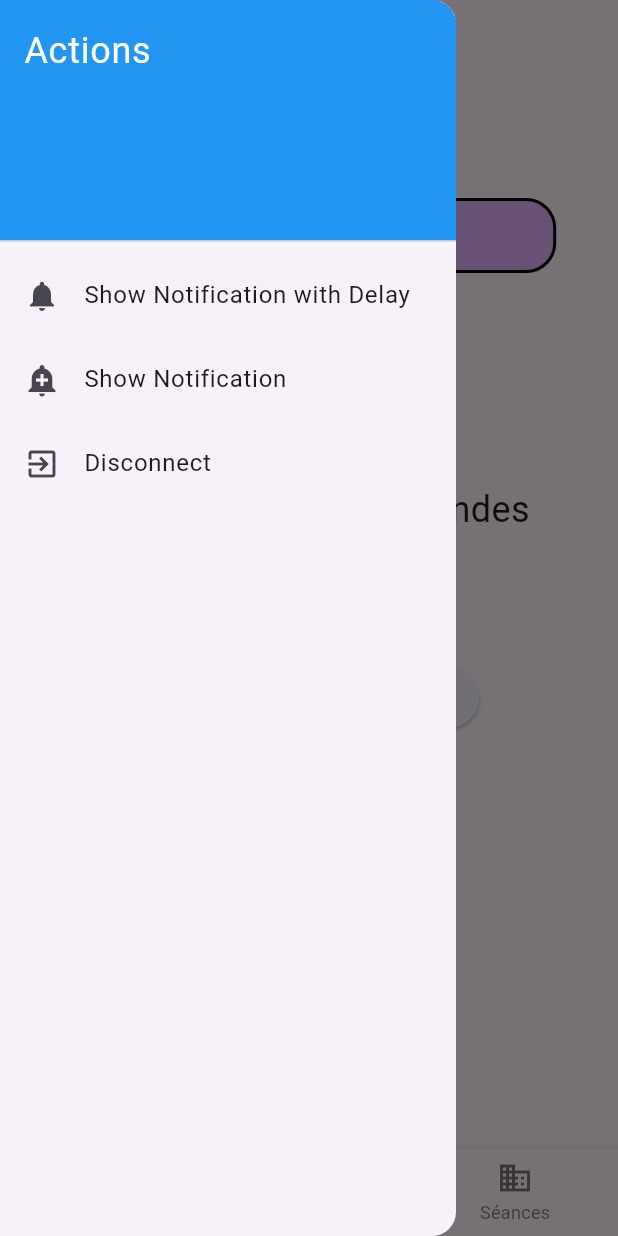
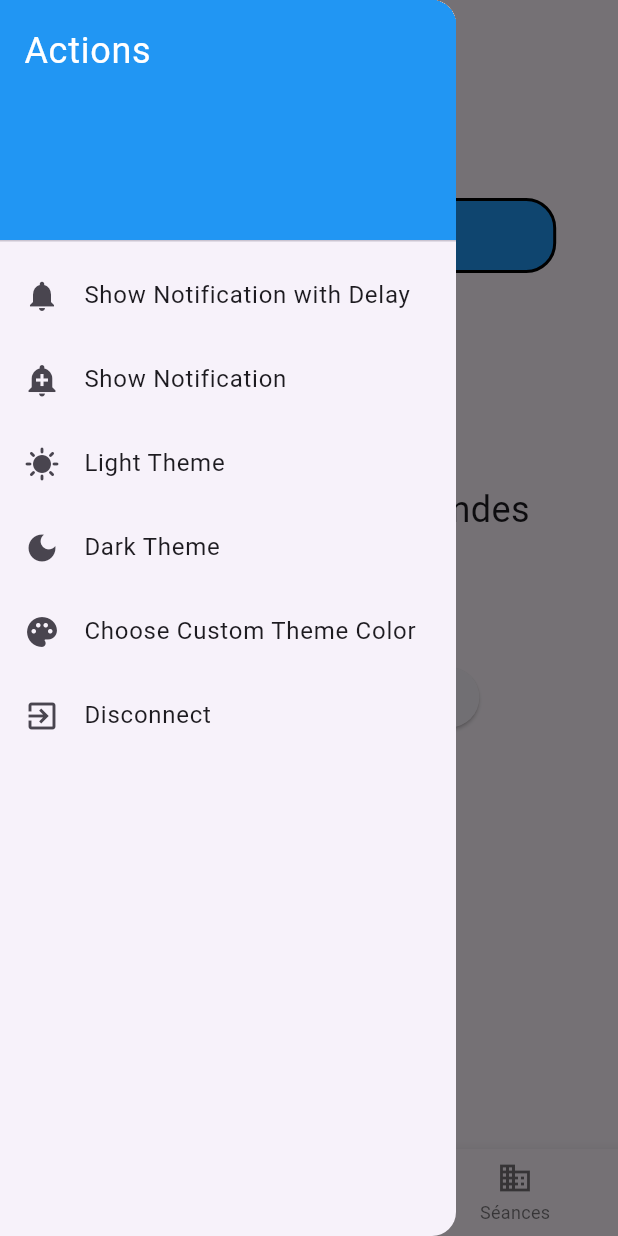
Before and after one commit to Xalovald/sport60, a Flutter app: the screen it shows once a user with an empty profile is signed in, in the side drawer, after a tap on "Planifier une séance", on a phone screen of 412 x 824 dp. Run offline on Flutter 3.47's test engine with Material 3 defaults, Android fonts, the phone set to English and light mode, and no system bars; our stand-ins replace audioplayers, firebase_auth, firebase_core, flutter_colorpicker, flutter_local_notifications, google_sign_in and 3 more; missing offline and left inert: flutter_sound; accounts and stored records are empty.

Commit message:
WIP - theme picker
bug 1st lunch, colors, reset when quit / return on app

```diff
--- a/lib/main.dart
+++ b/lib/main.dart
@@ -1,4 +1,5 @@
 import 'package:flutter/material.dart';
+import 'package:provider/provider.dart';
 import 'package:sport60/firebase_options.dart';
 import 'package:sport60/views/home.dart';
 import 'package:sport60/views/history/history_list.dart';
@@ -8,13 +9,20 @@ import 'package:firebase_core/firebase_core.dart';
 import 'package:firebase_auth/firebase_auth.dart';
 import 'package:sport60/views/auth/auth_page.dart';
 import 'package:google_sign_in/google_sign_in.dart';
+import 'package:sport60/widgets/theme.dart'; // Import ThemeNotifier
+import 'package:flutter_colorpicker/flutter_colorpicker.dart'; // Import BlockPicker
 
 void main() async {
   WidgetsFlutterBinding.ensureInitialized();
   await Firebase.initializeApp(
     options: DefaultFirebaseOptions.currentPlatform,
   );
-  runApp(const MyApp());
+  runApp(
+    ChangeNotifierProvider(
+      create: (_) => ThemeNotifier(),
+      child: const MyApp(),
+    ),
+  );
 }
 
 class MyApp extends StatelessWidget {
@@ -22,14 +30,16 @@ class MyApp extends StatelessWidget {
 
   @override
   Widget build(BuildContext context) {
-    return MaterialApp(
-      title: 'Sport60',
-      theme: ThemeData(
-        primarySwatch: Colors.blue,
-      ),
-      home: _getHomePage(),
-      routes: {
-        '/login': (context) => const AuthPage(),
+    return Consumer<ThemeNotifier>(
+      builder: (context, themeNotifier, child) {
+        return MaterialApp(
+          title: 'Sport60',
+          theme: themeNotifier.currentTheme,
+          home: _getHomePage(),
+          routes: {
+            '/login': (context) => const AuthPage(),
+          },
+        );
       },
     );
   }
@@ -76,20 +86,6 @@ class _HomeScreenState extends State<HomeScreen> {
     return Scaffold(
       appBar: AppBar(
         title: const Text('Sport60'),
-        /* actions: [
-          IconButton(
-            icon: const Icon(Icons.notifications),
-            onPressed: () {
-              _showNotificationWithDelay(context);  // Appeler la fonction de notification avec un délai
-            }, // Utiliser le widget pour afficher une notification
-          ),
-          IconButton(
-            icon: const Icon(Icons.add_alert),
-            onPressed: () {
-              _showNotification(context);  // Appeler la fonction de notification avec un délai
-            }, // Utiliser le widget pour afficher une notification
-          ),
-        ], */
       ),
       drawer: Drawer(
         child: ListView(
@@ -97,7 +93,7 @@ class _HomeScreenState extends State<HomeScreen> {
           children: <Widget>[
             const DrawerHeader(
               decoration: BoxDecoration(
-                color: Colors.blue,
+                color: ThemeNotifier.lightModeButtonColor,
               ),
               child: Text(
                 'Actions',
@@ -122,6 +118,49 @@ class _HomeScreenState extends State<HomeScreen> {
               onTap: () {
                 Navigator.pop(context); // Close the drawer
                 _showNotification(context); // Call the notification function
+              },
+            ),
+            ListTile(
+              leading: const Icon(Icons.sunny),
+              title: const Text('Light Theme'),
+              onTap: () {
+                Navigator.pop(context); // Close the drawer
+                Provider.of<ThemeNotifier>(context, listen: false).setLightTheme();
+              },
+            ),
+            ListTile(
+              leading: const Icon(Icons.dark_mode),
+              title: const Text('Dark Theme'),
+              onTap: () {
+                Navigator.pop(context); // Close the drawer
+                Provider.of<ThemeNotifier>(context, listen: false).setDarkTheme();
+              },
+            ),
+            ListTile(
+              leading: const Icon(Icons.palette),
+              title: const Text('Choose Custom Theme Color'),
+              onTap: () async {
+              Navigator.pop(context); // Close the drawer
+              Color? selectedColor = await showDialog(
+                context: context,
+                builder: (context) {
+                  Color pickerColor = ThemeNotifier.defaultThemeColor;
+                  return AlertDialog(
+                    title: const Text('Select Custom Theme Color'),
+                    content: SingleChildScrollView(
+                      child: BlockPicker(
+                        pickerColor: pickerColor,
+                        onColorChanged: (color) {
+                          Navigator.of(context).pop(color);
+                        },
+                      ),
+                    ),
+                  );
+                },
+              );
+              if (selectedColor != null) {
+                Provider.of<ThemeNotifier>(context, listen: false).setCustomTheme(selectedColor);
+              }
               },
             ),
             ListTile(
--- a/lib/views/history/history_list.dart
+++ b/lib/views/history/history_list.dart
@@ -1,4 +1,6 @@
 import 'package:flutter/material.dart';
+import 'package:sport60/widgets/theme.dart';
+import 'package:provider/provider.dart';
 import 'package:sport60/domain/planning_domain.dart';
 import 'package:sport60/services/planning_service.dart';
 import 'package:sport60/views/dashboard/detail.dart';
@@ -29,6 +31,7 @@ class _HistoryListState extends State<HistoryList> {
 
   @override
   Widget build(BuildContext context) {
+    final themeNotifier = Provider.of<ThemeNotifier>(context);
     return Scaffold(
       appBar: AppBar(
         title: const Text('Planned'),
--- a/lib/views/home.dart
+++ b/lib/views/home.dart
@@ -6,6 +6,8 @@ import 'package:sport60/widgets/stopwatch.dart';
 import 'package:sport60/widgets/timer.dart';
 import 'package:sport60/widgets/sound.dart';
 import 'package:sport60/views/planning/choose_session.dart';
+import 'package:sport60/widgets/theme.dart';
+import 'package:provider/provider.dart';
 
 class HomePage extends StatefulWidget {
   const HomePage({super.key});
@@ -16,6 +18,7 @@ class HomePage extends StatefulWidget {
 class _HomePageState extends State<HomePage> {
   @override
   Widget build(BuildContext context) {
+    final themeNotifier = Provider.of<ThemeNotifier>(context);
     return Scaffold(
         appBar: AppBar(
           title: const Text('Home'),
@@ -30,15 +33,15 @@ class _HomePageState extends State<HomePage> {
             decoration: BoxDecoration(
                 shape: BoxShape.rectangle,
                 borderRadius: const BorderRadius.all(Radius.circular(20)),
-                color: const Color.fromARGB(255, 224, 176, 255),
+                color: themeNotifier.buttonColor,
                 border: Border.all(width: 2)),
             width: MediaQuery.of(context).size.width * 0.8,
             height: 50,
             heroTag: 'ChooseSessionButton',
-            child: const Text(
+            child: Text(
               "Planifier une séance",
               style: TextStyle(
-                color: Colors.black,
+                color: themeNotifier.buttonTextColor,
               ),
             ),
           ),
--- a/lib/views/planning/choose_session.dart
+++ b/lib/views/planning/choose_session.dart
@@ -5,6 +5,8 @@ import 'package:sport60/views/planning/create.dart';
 import 'package:sport60/views/session/create.dart';
 import 'package:sport60/widgets/button.dart';
 import 'package:sport60/widgets/sound.dart';
+import 'package:sport60/widgets/theme.dart';
+import 'package:provider/provider.dart';
 
 class ChooseSession extends StatefulWidget {
   const ChooseSession({super.key});
@@ -33,6 +35,7 @@ class _ChooseSessionState extends State<ChooseSession> {
 
   @override
   Widget build(BuildContext context) {
+    final themeNotifier = Provider.of<ThemeNotifier>(context);
     return Scaffold(
       appBar: AppBar(
         title: const Text("Choisir une séance"),
@@ -75,15 +78,15 @@ class _ChooseSessionState extends State<ChooseSession> {
               decoration: BoxDecoration(
                   shape: BoxShape.rectangle,
                   borderRadius: const BorderRadius.all(Radius.circular(20)),
-                  color: const Color.fromARGB(255, 224, 176, 255),
+                  color: themeNotifier.buttonColor,
                   border: Border.all(width: 2)),
               width: MediaQuery.of(context).size.width * 0.8,
               height: 50,
               heroTag: 'CreateSession',
-              child: const Text(
+              child: Text(
                 "Ajouter une séance",
                 style: TextStyle(
-                  color: Colors.black,
+                  color: themeNotifier.buttonTextColor,
                 ),
               ),
             )
--- /dev/null
+++ b/lib/widgets/theme.dart
@@ -0,0 +1,101 @@
+import 'package:flutter/material.dart';
+
+class ThemeNotifier extends ChangeNotifier {
+  static const Color defaultThemeColor = Colors.blue;
+  static const Color darkModeButtonColor = Color.fromARGB(255, 224, 176, 255);
+  static const Color lightModeButtonColor = Colors.blue;
+
+  ThemeData _currentTheme = ThemeData.light();
+
+  ThemeData get currentTheme => _currentTheme;
+
+  Color get buttonColor => _currentTheme.brightness == Brightness.dark
+      ? darkModeButtonColor
+      : lightModeButtonColor;
+
+  Color get buttonTextColor => _currentTheme.brightness == Brightness.dark
+      ? Colors.white
+      : Colors.black;
+
+  void setLightTheme() {
+    _currentTheme = ThemeData.light().copyWith(
+      outlinedButtonTheme: OutlinedButtonThemeData(
+        style: OutlinedButton.styleFrom(
+          foregroundColor: lightModeButtonColor,
+        ),
+      ),
+      primaryColor: lightModeButtonColor,
+      elevatedButtonTheme: ElevatedButtonThemeData(
+        style: ElevatedButton.styleFrom(
+          foregroundColor: lightModeButtonColor,
+        ),
+      ),
+      buttonTheme: ButtonThemeData(
+        buttonColor: lightModeButtonColor,
+        textTheme: ButtonTextTheme.primary,
+      ),
+
+    );
+    notifyListeners();
+  }
+
+  void setDarkTheme() {
+    _currentTheme = ThemeData.dark().copyWith(
+      outlinedButtonTheme: OutlinedButtonThemeData(
+        style: OutlinedButton.styleFrom(
+          foregroundColor: darkModeButtonColor,
+        ),
+      ),
+      primaryColor: darkModeButtonColor,
+      elevatedButtonTheme: ElevatedButtonThemeData(
+        style: ElevatedButton.styleFrom(
+          foregroundColor: darkModeButtonColor,
+        ),
+      ),
+      buttonTheme: ButtonThemeData(
+        buttonColor: darkModeButtonColor,
+        textTheme: ButtonTextTheme.primary,
+      ),
+    );
+    notifyListeners();
+  }
+  void setCustomTheme(Color primaryColor) {
+    Color invertColor = _invertColor(primaryColor);
+    Color textColor = primaryColor.computeLuminance() > 0.5 ? Colors.black : Colors.white;
+    _currentTheme = ThemeData(
+      primaryColor: textColor,
+
+      buttonTheme: ButtonThemeData(
+        buttonColor: primaryColor,
+        textTheme: ButtonTextTheme.primary,
+      ),
+      elevatedButtonTheme: ElevatedButtonThemeData(
+        style: ElevatedButton.styleFrom(
+          backgroundColor: primaryColor,
+          foregroundColor: textColor,
+        ),
+      ),
+      textButtonTheme: TextButtonThemeData(
+        style: TextButton.styleFrom(
+          foregroundColor: textColor,
+        ),
+      ),
+      outlinedButtonTheme: OutlinedButtonThemeData(
+        style: OutlinedButton.styleFrom(
+          foregroundColor: primaryColor,
+        ),
+      ),
+      // scaffoldBackgroundColor: textColor,
+    );
+    notifyListeners();
+  }
+
+  Color _invertColor(Color color) {
+    return Color.fromARGB(
+      255,
+      255 - color.red,
+      255 - color.green,
+      255 - color.blue,
+    );
+  }
+}
--- a/lib/widgets/timer.dart
+++ b/lib/widgets/timer.dart
@@ -17,7 +17,7 @@ class CountdownTimer extends StatefulWidget {
 class _CountdownTimerState extends State<CountdownTimer> {
   int _remainingTime = 0;
   bool _isStarted = false;
-  late Timer _timer;
+  Timer? _timer; // Changed from late Timer to Timer? and initialized with null
   final SoundWidget _soundWidget = SoundWidget(
     assetPath: 'sounds/time_up.mp3',
     duration: Duration(seconds: 14), // Durée maximale de lecture
@@ -42,7 +42,7 @@ class _CountdownTimerState extends State<CountdownTimer> {
         if (_remainingTime > 0) {
           _remainingTime--;
         } else {
-          _timer.cancel();
+          _timer?.cancel();
           widget.onTimeUp();
           _playSound();
         }
@@ -59,7 +59,7 @@ class _CountdownTimerState extends State<CountdownTimer> {
 
   @override
   void dispose() {
-    _timer.cancel();
+    _timer?.cancel();
     super.dispose();
   }
 
--- a/pubspec.yaml
+++ b/pubspec.yaml
@@ -10,6 +10,7 @@ environment:
 dependencies:
   flutter:
     sdk: flutter
+  provider: ^6.0.0
   permission_handler: ^11.3.1
   flutter_local_notifications: ^18.0.1
   cupertino_icons: ^1.0.6
@@ -23,6 +24,7 @@ dependencies:
   intl: ^0.20.1
   flutter_sound: ^9.2.13
   speech_to_text: ^6.1.1
+  flutter_colorpicker: ^1.0.3
 
   google_sign_in: ^6.2.2
 
```
Also changed, not shown: pubspec.lock, 1 other file.
